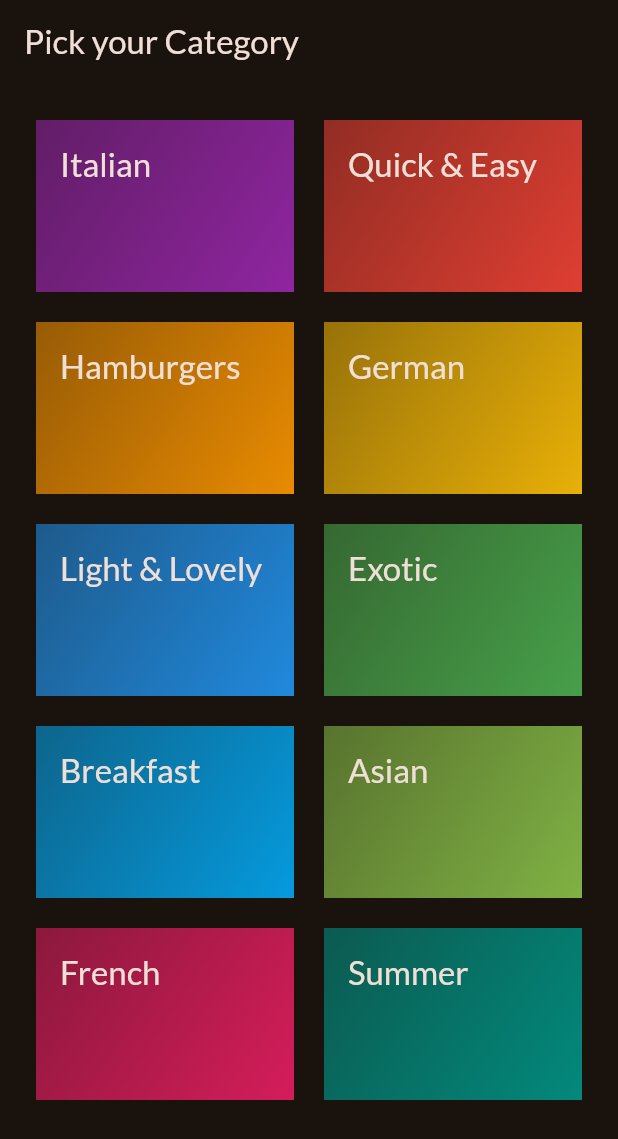
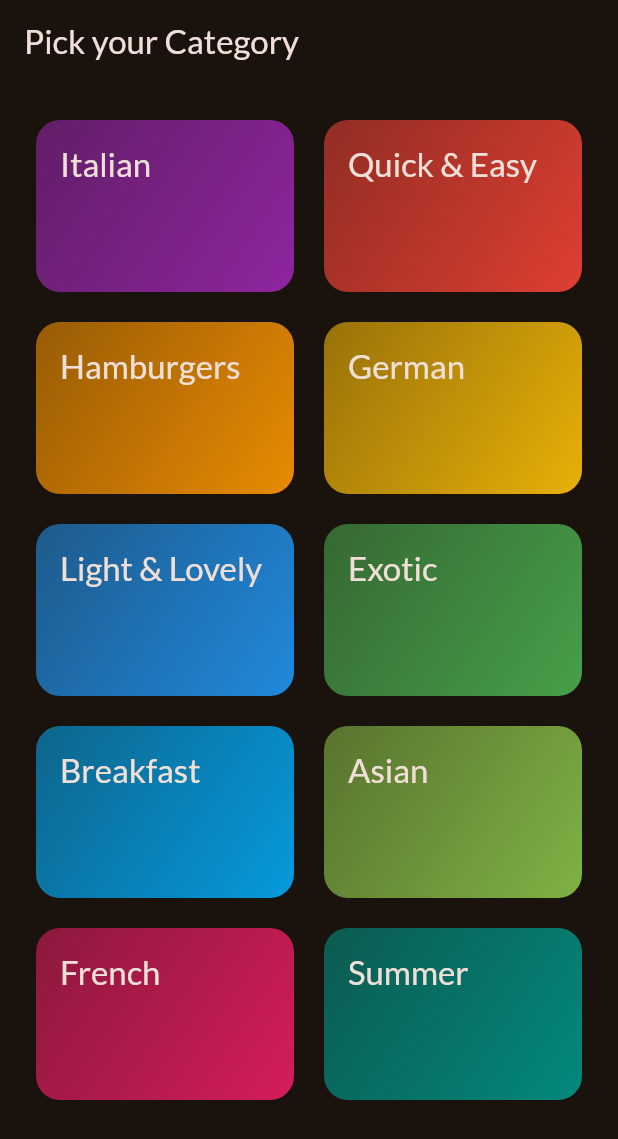
Before and after one commit to Defalt2-O/meals_app, a Flutter app: the screen it shows after launch, on a phone screen of 412 x 824 dp. Shown: the top 1139 px of the screen. Run offline on Flutter 3.47's test engine with Material 3 defaults, Android fonts, the phone set to English and light mode, and no system bars; our stand-ins replace google_fonts.

Commit message:
Added circular borders and made the items tappable.

```diff
--- a/lib/screens/categories.dart
+++ b/lib/screens/categories.dart
@@ -12,12 +12,14 @@ class CategoriesScreen extends StatelessWidget {
         title: const Text('Pick your Category'),
       ),
       body: GridView(
+        //Creates a Grid Like Structure
         padding: const EdgeInsets.all(24),
         gridDelegate: const SliverGridDelegateWithFixedCrossAxisCount(
-          crossAxisCount: 2,
-          childAspectRatio: 3 / 2,
-          crossAxisSpacing: 20,
-          mainAxisSpacing: 20,
+          //Delegates rows and columns to the grid. Sliver object defines
+          crossAxisCount: 2, //no of columns i.e. main axis is rows
+          childAspectRatio: 3 / 2, //sizing
+          crossAxisSpacing: 20, //space between columns
+          mainAxisSpacing: 20, //space between rows
         ),
         children: [
           ...availableCategories
--- a/lib/widgets/category_grid_item.dart
+++ b/lib/widgets/category_grid_item.dart
@@ -11,9 +11,17 @@ class CategoryGridItem extends StatelessWidget {
 
   @override
   Widget build(BuildContext context) {
-    return Container(
+    return InkWell(
+      //Allows widgets to be tappable, and provides extra features as well. GestureDetector also provides tappability.
+      onTap: () {},
+      splashColor: Theme.of(context).primaryColor,
+      borderRadius: BorderRadius.circular(
+          16), //provides border (round edges) radius only to highlightinh section
+      child: Container(
         padding: const EdgeInsets.all(16),
         decoration: BoxDecoration(
+          borderRadius: BorderRadius.circular(
+              16), //provides border (round edges) to entire container
           gradient: LinearGradient(
             colors: [
               category.color.withOpacity(0.55),
@@ -29,6 +37,7 @@ class CategoryGridItem extends StatelessWidget {
                 color: Theme.of(context).colorScheme.onBackground,
               ),
         ),
+      ),
     );
   }
 }
```
Lines whose indentation alone changed are shown as unchanged.
